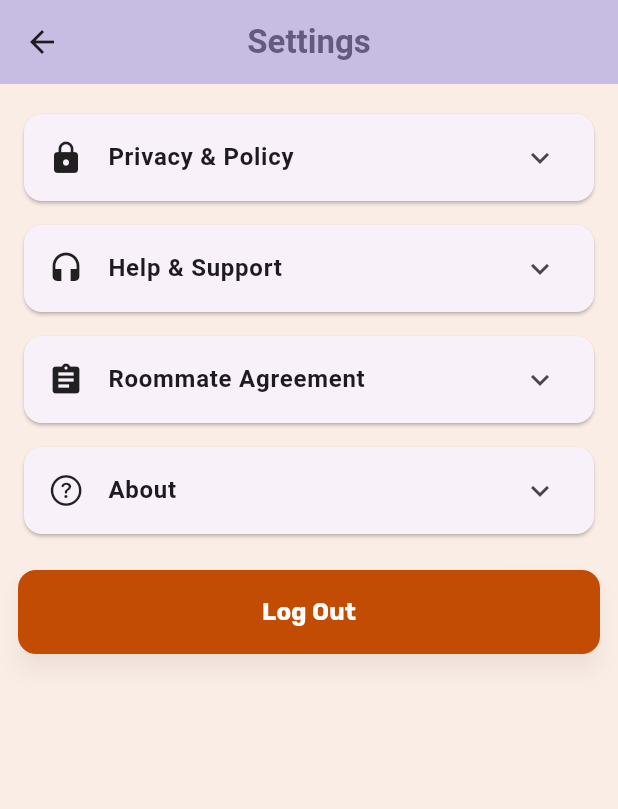
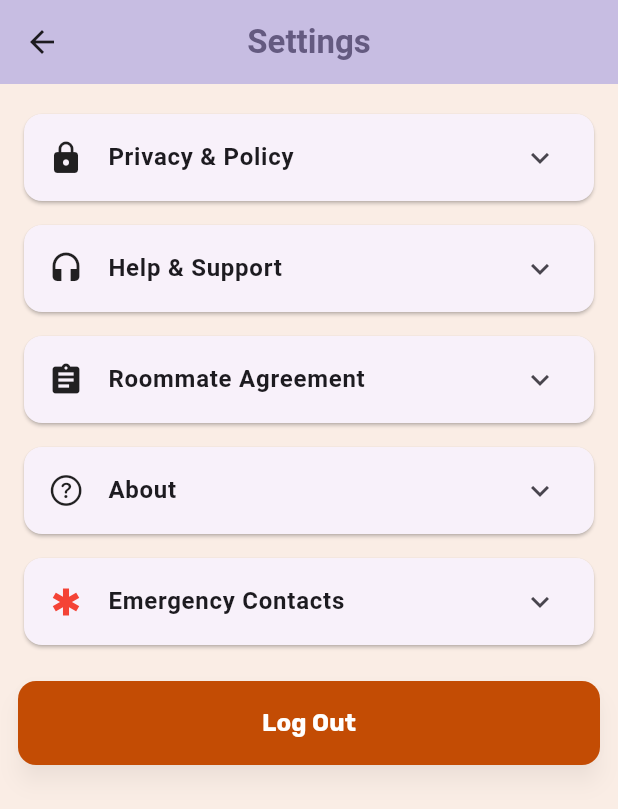
Before and after one commit to FairNest/FairNest, a Flutter app: the SettingsPage screen opened directly, on a phone screen of 412 x 824 dp. Shown: the top 809 px of the screen. Run offline on Flutter 3.47's test engine with Material 3 defaults, Android fonts, the phone set to English and light mode, and no system bars; our stand-ins replace dio, flutter_secure_storage, google_fonts, jwt_decoder, pdf, printing; accounts and stored records are empty; Roboto replaces fonts that are missing (Krub).

Commit message:
emergency contact

```diff
--- a/fairnestui/lib/auth/login_page.dart
+++ b/fairnestui/lib/auth/login_page.dart
@@ -61,7 +61,8 @@ class _LoginPageState extends State<LoginPage> {
       // 4) Check whether the user already has a room
       bool hasRoom = false;
       try {
-        final resp = await ApiClient.get('/CheckUserHasRoomOrNot/$userId');
+        final resp =
+            await ApiClient.get('/GetCheckUserHasRoomOrNotByUserId/$userId');
         // Expecting: { "has_room": true/false }
         final data = resp.data;
         if (data is Map && data.containsKey('has_room')) {
--- a/fairnestui/lib/pages/Settings/SettingPage.dart
+++ b/fairnestui/lib/pages/Settings/SettingPage.dart
@@ -1,5 +1,6 @@
 import 'package:fairnestui/auth/welcome_page.dart';
 import 'package:fairnestui/components/MainButton.dart';
+import 'package:fairnestui/pages/Settings/EmergencyContactTile.dart';
 import 'package:fairnestui/services/roommate_pdf_generator.dart'; // Your PDF generator
 import 'package:fairnestui/services/storage_service.dart';
 import 'package:fairnestui/services/user_profile_service.dart'; // Your existing service
@@ -7,6 +8,7 @@ import 'package:fairnestui/services/api_client.dart'; // Your existing API clien
 import 'package:flutter/cupertino.dart';
 import 'package:flutter/material.dart';
 import 'package:fairnestui/theme/app_colors.dart';
+import 'package:url_launcher/url_launcher.dart'; // Add this import
 
 class SettingsPage extends StatelessWidget {
   const SettingsPage({
@@ -16,6 +18,23 @@ class SettingsPage extends StatelessWidget {
 
   /// Optional: pass a callback to clear tokens, navigate to login, etc.
   final VoidCallback? onLogout;
+
+  Future<void> _makePhoneCall(String phoneNumber) async {
+    final Uri launchUri = Uri(
+      scheme: 'tel',
+      path: phoneNumber,
+    );
+
+    try {
+      if (await canLaunchUrl(launchUri)) {
+        await launchUrl(launchUri);
+      } else {
+        throw 'Could not launch phone app';
+      }
+    } catch (e) {
+      print('Error launching phone app: $e');
+    }
+  }
 
   // Method to generate roommate agreement PDF
   Future<void> _generateRoommateAgreementPdf(BuildContext context) async {
@@ -214,7 +233,7 @@ class SettingsPage extends StatelessWidget {
                   onPressed: () async {
                     await _generateRoommateAgreementPdf(context);
                   },
-                  backgroundColor: AppColors.primary,
+                  backgroundColor: AppColors.darkPurple,
                   textColor: Colors.white,
                   width: double.infinity,
                   height: 44,
@@ -286,7 +305,112 @@ class SettingsPage extends StatelessWidget {
             ),
           ),
 
-// Updated logout button section
+          _SettingsCard(
+            leading: const Icon(Icons.emergency, color: Colors.red),
+            title: 'Emergency Contacts',
+            titleStyle: _sectionTitleStyle,
+            child: Column(
+              crossAxisAlignment: CrossAxisAlignment.start,
+              children: [
+                Text('Bangkok Emergency Services',
+                    style: _bodyStyle.copyWith(fontWeight: FontWeight.w600)),
+                const SizedBox(height: 6),
+                Text(
+                  'Tap on any number to call directly. These numbers are available 24/7 in Bangkok, Thailand.',
+                  style: _bodyStyle.copyWith(
+                    fontSize: 13,
+                    color: Colors.grey[600],
+                  ),
+                ),
+                const SizedBox(height: 12),
+
+                // Police
+                EmergencyContactTile(
+                  icon: Icons.local_police,
+                  iconColor: Colors.blue,
+                  title: 'Police',
+                  number: '191',
+                  description: 'General emergency police services',
+                  onTap: () => _makePhoneCall('191'),
+                ),
+
+                const SizedBox(height: 8),
+
+                // Fire Department
+                EmergencyContactTile(
+                  icon: Icons.local_fire_department,
+                  iconColor: Colors.red,
+                  title: 'Fire Department',
+                  number: '199',
+                  description: 'Fire emergency and rescue services',
+                  onTap: () => _makePhoneCall('199'),
+                ),
+
+                const SizedBox(height: 8),
+
+                // Medical Emergency
+                EmergencyContactTile(
+                  icon: Icons.local_hospital,
+                  iconColor: Colors.green,
+                  title: 'Medical Emergency',
+                  number: '1669',
+                  description: 'Ambulance and medical emergency',
+                  onTap: () => _makePhoneCall('1669'),
+                ),
+
+                const SizedBox(height: 8),
+
+                // Tourist Police
+                EmergencyContactTile(
+                  icon: Icons.support_agent,
+                  iconColor: Colors.purple,
+                  title: 'Tourist Police',
+                  number: '1155',
+                  description: 'Tourist assistance and support',
+                  onTap: () => _makePhoneCall('1155'),
+                ),
+
+                const SizedBox(height: 8),
+
+                // Emergency Hotline
+                EmergencyContactTile(
+                  icon: Icons.phone_in_talk,
+                  iconColor: Colors.orange,
+                  title: 'Emergency Hotline',
+                  number: '1784',
+                  description: 'General emergency coordination center',
+                  onTap: () => _makePhoneCall('1784'),
+                ),
+
+                const SizedBox(height: 12),
+                Container(
+                  padding: const EdgeInsets.all(12),
+                  decoration: BoxDecoration(
+                    color: Colors.red[50],
+                    borderRadius: BorderRadius.circular(8),
+                    border: Border.all(color: Colors.red[200]!),
+                  ),
+                  child: Row(
+                    children: [
+                      Icon(Icons.warning, color: Colors.red[600], size: 20),
+                      const SizedBox(width: 8),
+                      Expanded(
+                        child: Text(
+                          'In case of immediate danger, call 191 (Police) first',
+                          style: _bodyStyle.copyWith(
+                            fontSize: 13,
+                            fontWeight: FontWeight.w600,
+                            color: Colors.red[700],
+                          ),
+                        ),
+                      ),
+                    ],
+                  ),
+                ),
+              ],
+            ),
+          ),
+
           const SizedBox(height: 16),
 // Logout button
           MainButton(
--- a/fairnestui/pubspec.yaml
+++ b/fairnestui/pubspec.yaml
@@ -38,6 +38,7 @@ dependencies:
   provider: ^6.1.2
   pdf: ^3.10.7
   printing: ^5.12.0
+  url_launcher: ^6.3.2
 
   # Secure storage for tokens
   flutter_secure_storage: ^9.0.0
```
Also changed, not shown: fairnestui/lib/pages/Settings/EmergencyContactTile.dart (added, +94 -0 lines), fairnestui/pubspec.lock.
